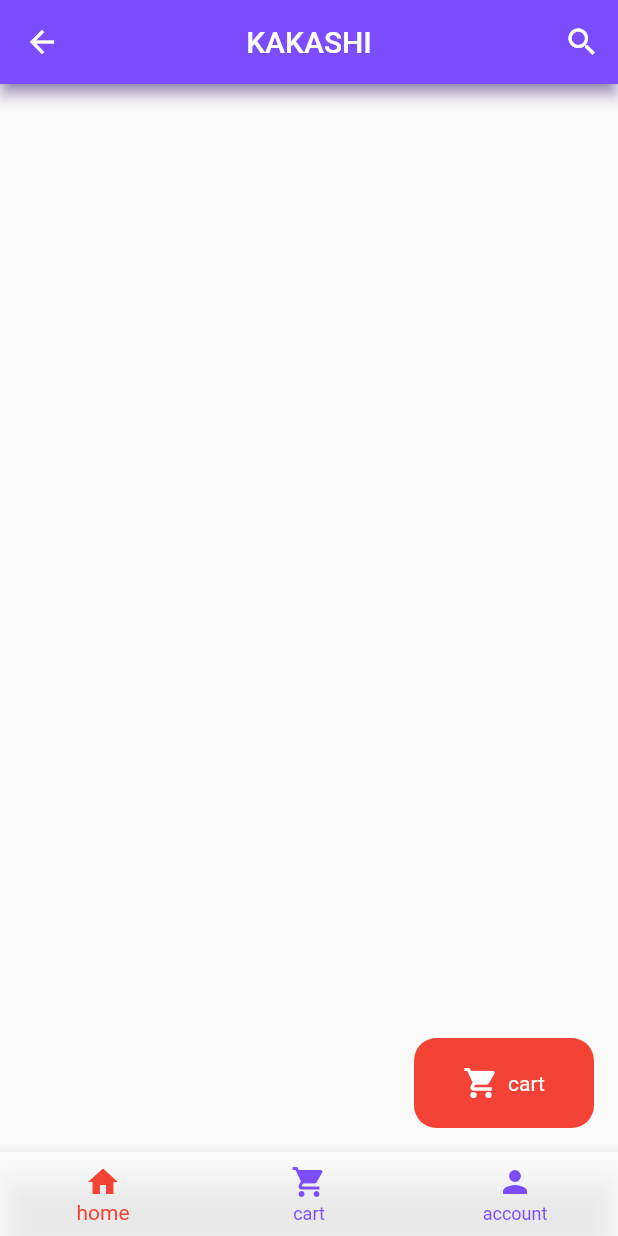
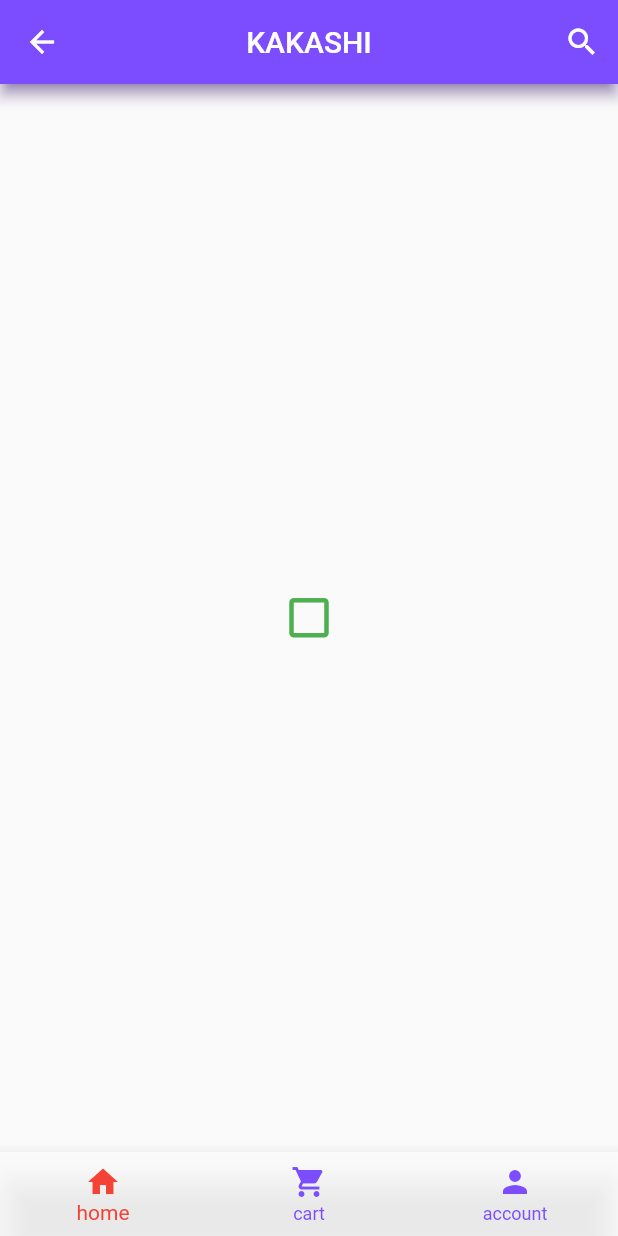
Before and after one commit to kaizer111/flutter_widgets, a Flutter app: the screen it shows after launch, on a phone screen of 412 x 824 dp. Run offline on Flutter 3.47's test engine with Material 2 defaults, Android fonts, the phone set to English and light mode, and no system bars.

Commit message:
showflotingbutton , and functioning checkedbox

```diff
--- a/lib/screens/row_widget.dart
+++ b/lib/screens/row_widget.dart
@@ -1,3 +1,5 @@
+
+
 import 'package:flutter/material.dart';
 
 class RowWidget extends StatefulWidget {
@@ -8,6 +10,7 @@ class RowWidget extends StatefulWidget {
 
 class _RowWidgetState extends State<RowWidget> {
   int selectedindex=0;
+  bool showFloatingbutton=false;
 
   @override
   Widget build(BuildContext context) {
@@ -50,7 +53,7 @@ class _RowWidgetState extends State<RowWidget> {
           ),
           title: Text('KAKASHI'),
           backgroundColor: Colors.deepPurpleAccent),
-          floatingActionButton: Container(
+          floatingActionButton: showFloatingbutton? Container(
             alignment: Alignment.center,
             child: Row(
               mainAxisAlignment: MainAxisAlignment.center,
@@ -66,19 +69,16 @@ class _RowWidgetState extends State<RowWidget> {
               borderRadius: BorderRadius.circular(15),
 
             ),
-          ),
+            //sizedbox and showfloatingbutton before container causes cart to dissappear when box is not checked
+          ): SizedBox(),
 
-      // body: Row(
-      //   crossAxisAlignment: CrossAxisAlignment.end,
-      //   mainAxisAlignment: MainAxisAlignment.spaceBetween,
-      //
-      //   children: [
-      //
-      //     Text('naruto',style: TextStyle(fontSize: 20),),
-      //     Container(height:  100,width: 50,color: Colors.amber,),
-      //     Text("Minato",style: TextStyle(fontSize: 20),),
-      //   ],
-      // ),
+      body: Center(
+        child: IconButton(icon: Icon(showFloatingbutton?Icons.check_box:Icons.check_box_outline_blank),color: Colors.green,iconSize: 35,
+        onPressed: () {setState((){
+          showFloatingbutton=!showFloatingbutton;
+        });},
+        ),
+      ),
     );
   }
 }
```
